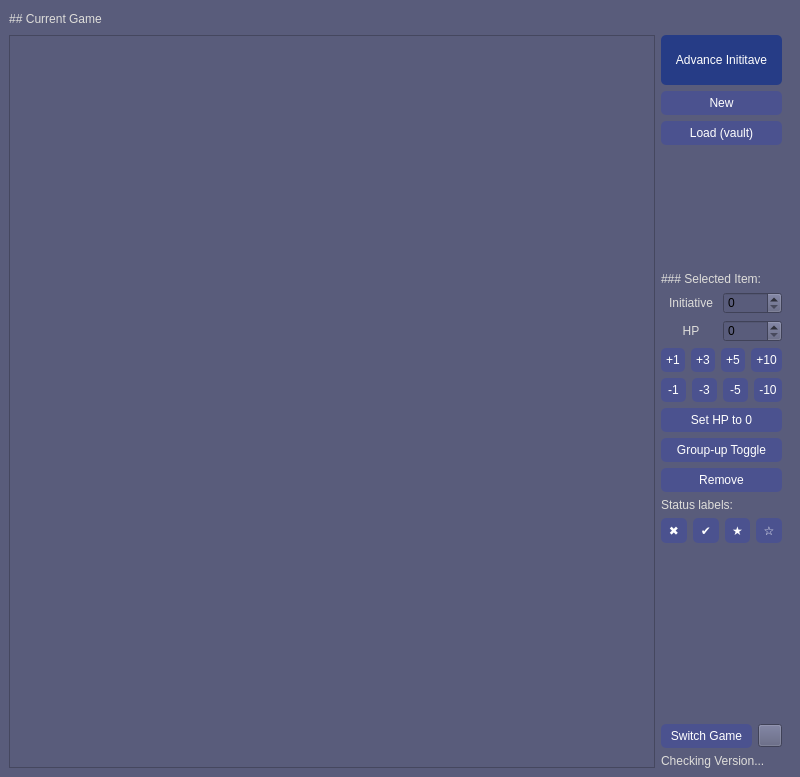
nogasgofast/Adventure_Wrench, file ui_files/Main_Window.ui: the form before one commit.
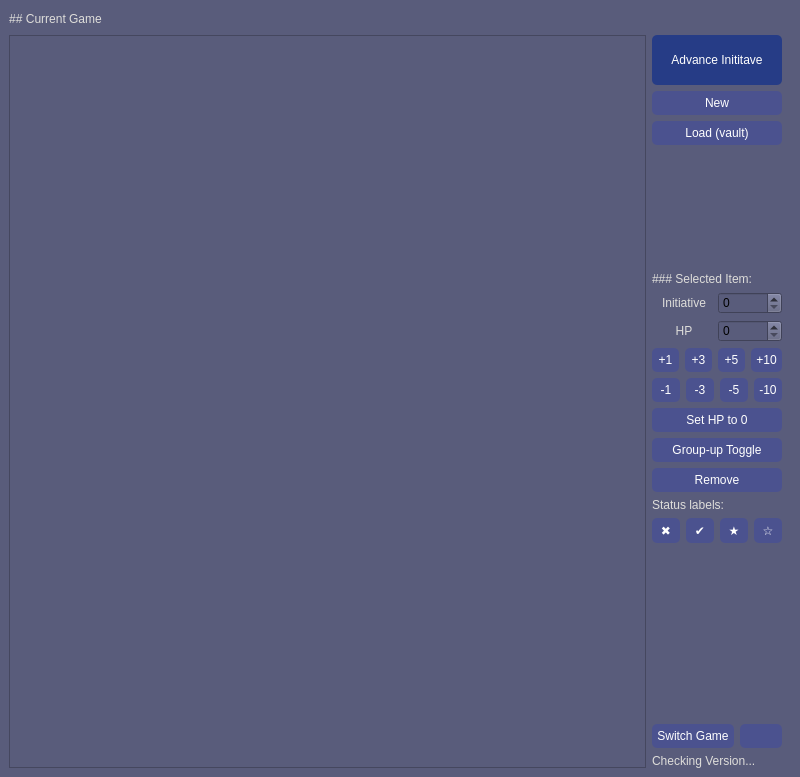
The form after the commit. Icons and pictures are not drawn.

Commit message:
Add settings dialog to allow users to change pc/npc template on initiative tracker (main window)
started working on generalizing the program, so it has fewer controlls in the shop, and the ability to be used with other pnp systems.

Diff of the .ui file:
```diff
--- a/ui_files/Main_Window.ui
+++ b/ui_files/Main_Window.ui
@@ -55,9 +55,13 @@
 background-color: rgb(75, 82, 143);
 color: white;
 padding: 5px;
-boarder-color: rgb(75, 82, 143);
+border-color: rgb(75, 82, 143);
 border-width: 2px;
 border-radius: 5px;
+}
+
+QPushButton:pressed {
+    background-color: rgb(55, 62, 123);
 }</string>
   </property>
   <widget class="QWidget" name="centralwidget">
@@ -134,6 +138,11 @@
            <string notr="true">QPushButton{
 background-color: rgb(38, 60, 134);
 height: 40px;
+}
+
+QPushButton:pressed{
+background-color: rgb(18, 40, 114);
+height: 40px;
 }</string>
           </property>
           <property name="text">
@@ -532,7 +541,7 @@
            </widget>
           </item>
           <item>
-           <widget class="QToolButton" name="toolButton_settings">
+           <widget class="QPushButton" name="pushButton_settings">
             <property name="toolTip">
              <string>Settings</string>
             </property>
```
The commit also changes 17 other files.
